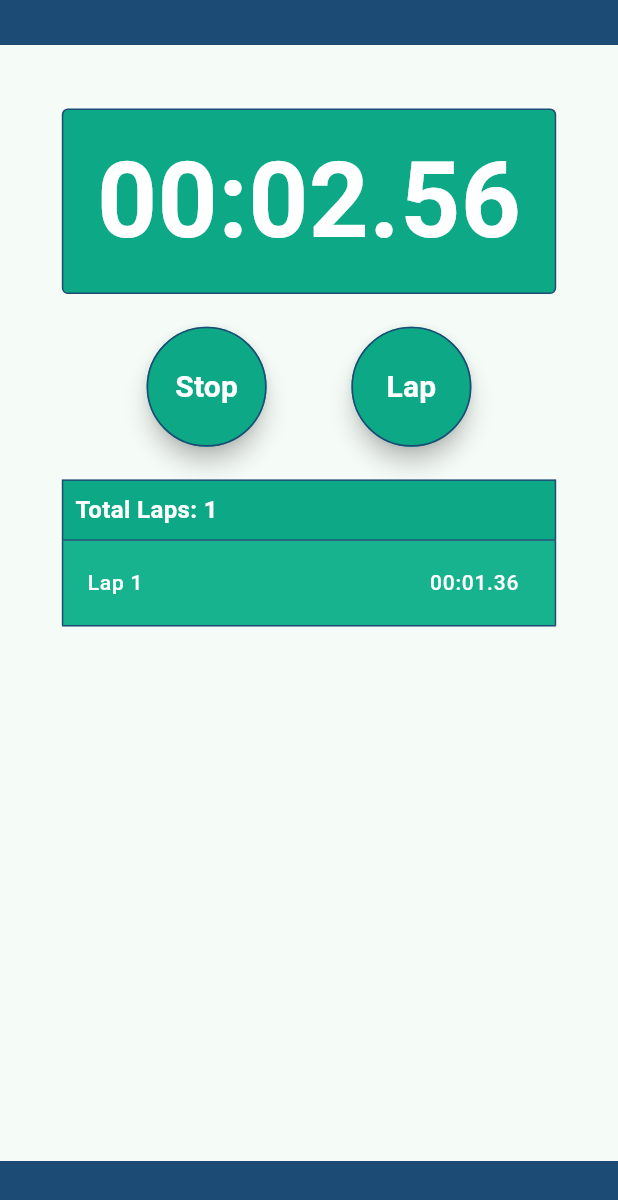
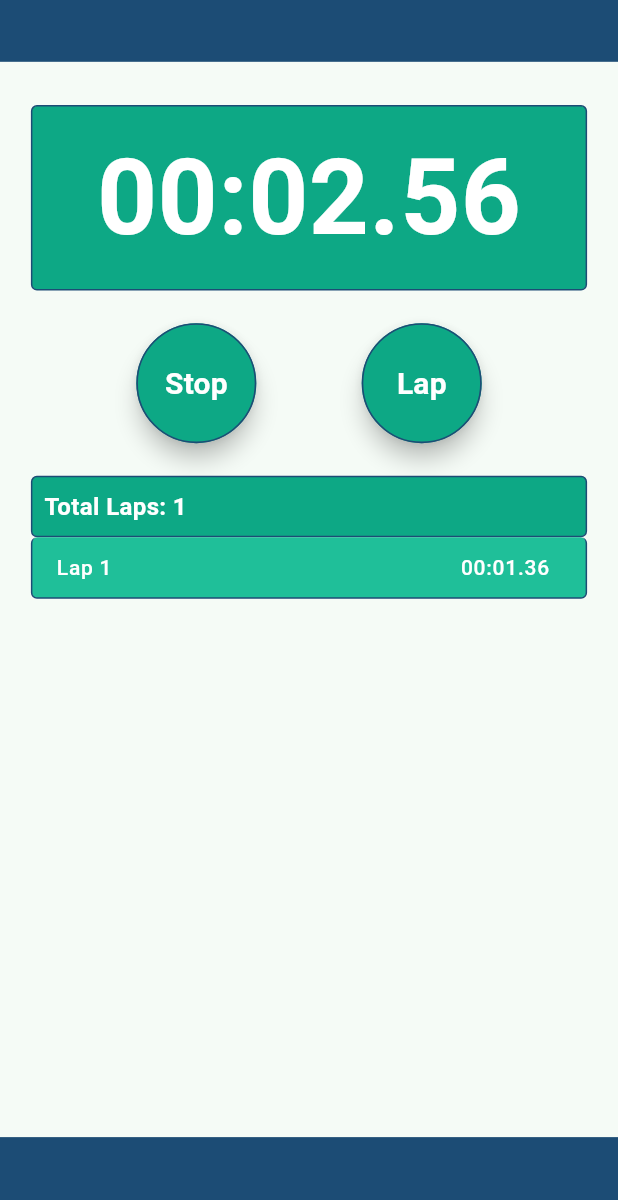
Before and after one commit to MatthewPeden/stopwatch, a Flutter app: the screen it shows after launch, after a tap on "Start", after a tap on "Lap", on a phone screen of 412 x 824 dp. Shown: the top 1200 px of the screen. Run offline on Flutter 3.47's test engine with Material 3 defaults, Android fonts, the phone set to English and light mode, and no system bars; our stand-ins replace flutter_riverpod.

Commit message:
Minor UI changes

```diff
--- a/lib/pages/stopwatch.dart
+++ b/lib/pages/stopwatch.dart
@@ -8,7 +8,7 @@ class StopwatchPage extends ConsumerWidget {
 
   @override
   Widget build(BuildContext context, WidgetRef ref) {
-    final maxWidth = MediaQuery.of(context).size.width * 0.8;
+    final maxWidth = MediaQuery.of(context).size.width * 0.9;
     final maxHeight = MediaQuery.of(context).size.height * 0.8;
     final timerAndButtonsHeight = MediaQuery.of(context).size.height * 0.15;
 
@@ -17,11 +17,11 @@ class StopwatchPage extends ConsumerWidget {
     return Scaffold(
       appBar: AppBar(
         backgroundColor: secondaryColor,
-        toolbarHeight: 30,
+        toolbarHeight: MediaQuery.of(context).size.height * 0.05,
       ),
-      bottomNavigationBar: const BottomAppBar(
+      bottomNavigationBar: BottomAppBar(
         color: secondaryColor,
-        height: 50,
+        height: MediaQuery.of(context).size.height * 0.08,
       ),
       body: Center(
         child: SizedBox(
@@ -79,6 +79,7 @@ class StopwatchPage extends ConsumerWidget {
                               width: 1.0,
                               color: secondaryColor,
                             ),
+                            borderRadius: BorderRadius.circular(4.0),
                           ),
                           child: Padding(
                             padding: const EdgeInsets.all(8.0),
@@ -108,9 +109,9 @@ class StopwatchPage extends ConsumerWidget {
                                 String? value = stopwatchState.laps[key];
 
                                 return Container(
-                                  decoration: const BoxDecoration(
+                                  decoration: BoxDecoration(
                                       color: listTileColor,
-                                      border: Border(
+                                      border: const Border(
                                         bottom: BorderSide(
                                           color: secondaryColor,
                                           width: 1.0,
@@ -124,8 +125,10 @@ class StopwatchPage extends ConsumerWidget {
                                           width: 1.0,
                                         ),
                                       ),
+                                    borderRadius: BorderRadius.circular(4.0),
                                   ),
                                   child: ListTile(
+                                    visualDensity: const VisualDensity(vertical: -4),
                                     leading: Text(
                                       key,
                                       style: const TextStyle(
@@ -169,7 +172,7 @@ class StopwatchPage extends ConsumerWidget {
                   width: 0.75,
                   color: secondaryColor,
               ),
-              borderRadius: BorderRadius.circular(100)),
+              borderRadius: BorderRadius.circular(100.0)),
           child: Text(
             label,
             style: const TextStyle(
--- a/lib/utils/colors.dart
+++ b/lib/utils/colors.dart
@@ -2,4 +2,4 @@ import 'dart:ui';
 
 const Color primaryColor = Color.fromRGBO(13, 168, 133, 1.0);
 const Color secondaryColor = Color.fromRGBO(28, 76, 117, 1.0);
-const Color listTileColor = Color.fromRGBO(23, 179, 142, 1.0);
+const Color listTileColor = Color.fromRGBO(31, 191, 153, 1.0);
```
